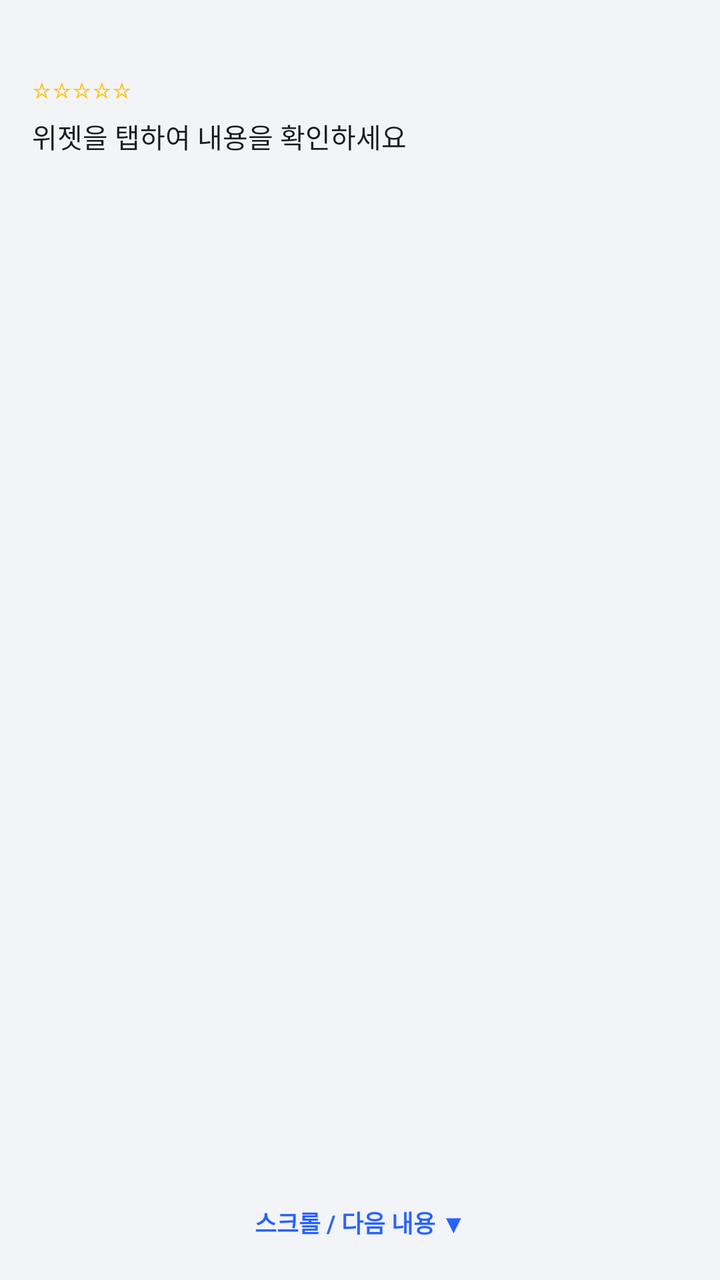
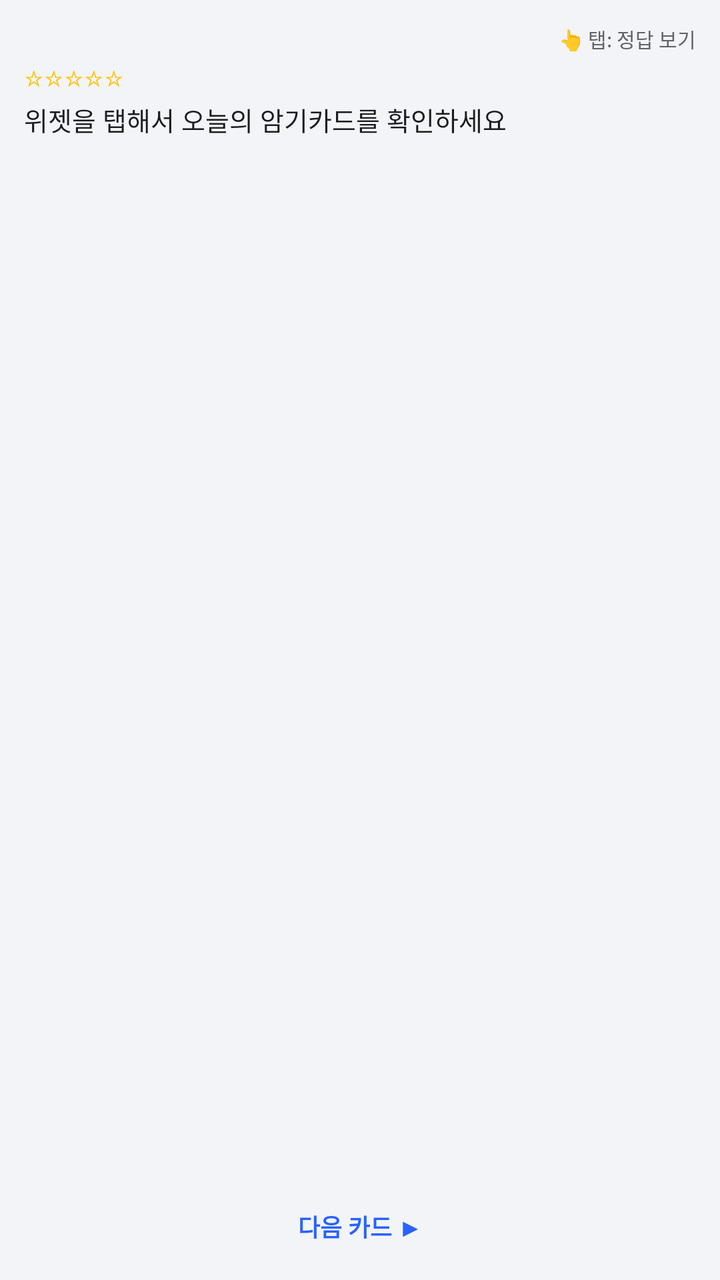

Before-and-after screenshots of an Android layout around one commit, followed by the original layout XML and the change that was made.
<!-- AndroidManifest.xml: application theme Theme.AdminMemo -->
<!-- res/layout/widget_card.xml -->
<?xml version="1.0" encoding="utf-8"?>
<FrameLayout xmlns:android="http://schemas.android.com/apk/res/android"
    android:layout_width="match_parent"
    android:layout_height="match_parent">

    <ImageView
        android:id="@+id/widgetBgImage"
        android:layout_width="match_parent"
        android:layout_height="match_parent"
        android:scaleType="fitXY"
        android:contentDescription="@null"/>

    <LinearLayout
        android:id="@+id/widgetRoot"
        android:layout_width="match_parent"
        android:layout_height="match_parent"
        android:orientation="vertical"
        android:padding="16dp">

        <LinearLayout
            android:id="@+id/widgetHeaderRow"
            android:layout_width="match_parent"
            android:layout_height="wrap_content"
            android:orientation="horizontal"
            android:gravity="center_vertical"
            android:paddingBottom="6dp">

            <TextView
                android:id="@+id/widgetGrade"
                android:layout_width="match_parent"
                android:layout_height="wrap_content"
                android:textColor="#FF6D00"
                android:textSize="11sp"
                android:textStyle="bold"/>
        </LinearLayout>

        <TextView
            android:id="@+id/widgetMemory"
            android:layout_width="wrap_content"
            android:layout_height="wrap_content"
            android:layout_marginBottom="6dp"
            android:textColor="#FFC107"
            android:textSize="11sp"
            android:text="☆☆☆☆☆"/>

        <TextView
            android:id="@+id/widgetText"
            android:layout_width="match_parent"
            android:layout_height="0dp"
            android:layout_weight="1"
            android:textColor="#1A1C1E"
            android:textSize="13.5sp"
            android:lineSpacingExtra="4dp"
            android:gravity="top"
            android:ellipsize="end"
            android:text="위젯을 탭하여 내용을 확인하세요"/>

        <TextView
            android:id="@+id/widgetNext"
            android:layout_width="match_parent"
            android:layout_height="wrap_content"
            android:layout_marginTop="8dp"
            android:gravity="center"
            android:textColor="#2962FF"
            android:textSize="12sp"
            android:textStyle="bold"
            android:padding="4dp"
            android:text="스크롤 / 다음 내용 ▼"/>

    </LinearLayout>
</FrameLayout>
<!-- resources referenced by this layout -->
<resources>
  <style name="Theme.AdminMemo" parent="Theme.MaterialComponents.DayNight.NoActionBar">
          <item name="colorPrimary">@color/primary</item>
          <item name="colorPrimaryDark">@color/primary_dark</item>
          <item name="colorAccent">@color/accent</item>
          <item name="android:windowBackground">@color/bg_screen</item>
      </style>
  <color name="primary">#2962FF</color>
  <color name="primary_dark">#0039CB</color>
  <color name="accent">#FF6D00</color>
  <color name="bg_screen">#F2F4F8</color>
</resources>

<!-- the commit's change to res/layout/widget_card.xml (unified diff, before → after) -->
@@ -15,7 +15,7 @@
         android:layout_width="match_parent"
         android:layout_height="match_parent"
         android:orientation="vertical"
-        android:padding="16dp">
+        android:padding="12dp">
 
         <LinearLayout
             android:id="@+id/widgetHeaderRow"
@@ -23,49 +23,63 @@
             android:layout_height="wrap_content"
             android:orientation="horizontal"
             android:gravity="center_vertical"
-            android:paddingBottom="6dp">
+            android:paddingBottom="4dp">
 
             <TextView
                 android:id="@+id/widgetGrade"
-                android:layout_width="match_parent"
+                android:layout_width="0dp"
                 android:layout_height="wrap_content"
+                android:layout_weight="1"
                 android:textColor="#FF6D00"
                 android:textSize="11sp"
                 android:textStyle="bold"/>
+
+            <TextView
+                android:id="@+id/widgetHint"
+                android:layout_width="wrap_content"
+                android:layout_height="wrap_content"
+                android:textColor="#5F6368"
+                android:textSize="10sp"
+                android:text="👆 탭: 정답 보기"/>
         </LinearLayout>
 
         <TextView
             android:id="@+id/widgetMemory"
             android:layout_width="wrap_content"
             android:layout_height="wrap_content"
-            android:layout_marginBottom="6dp"
+            android:layout_marginBottom="4dp"
             android:textColor="#FFC107"
             android:textSize="11sp"
             android:text="☆☆☆☆☆"/>
 
-        <TextView
-            android:id="@+id/widgetText"
+        <ScrollView
             android:layout_width="match_parent"
             android:layout_height="0dp"
             android:layout_weight="1"
-            android:textColor="#1A1C1E"
-            android:textSize="13.5sp"
-            android:lineSpacingExtra="4dp"
-            android:gravity="top"
-            android:ellipsize="end"
-            android:text="위젯을 탭하여 내용을 확인하세요"/>
+            android:fillViewport="true"
+            android:scrollbars="vertical">
+
+            <TextView
+                android:id="@+id/widgetText"
+                android:layout_width="match_parent"
+                android:layout_height="wrap_content"
+                android:textColor="#1A1C1E"
+                android:textSize="13sp"
+                android:lineSpacingExtra="3dp"
+                android:text="위젯을 탭해서 오늘의 암기카드를 확인하세요"/>
+        </ScrollView>
 
         <TextView
             android:id="@+id/widgetNext"
             android:layout_width="match_parent"
             android:layout_height="wrap_content"
-            android:layout_marginTop="8dp"
+            android:layout_marginTop="6dp"
             android:gravity="center"
             android:textColor="#2962FF"
             android:textSize="12sp"
             android:textStyle="bold"
-            android:padding="4dp"
-            android:text="스크롤 / 다음 내용 ▼"/>
+            android:padding="6dp"
+            android:text="다음 카드 ▶"/>
 
     </LinearLayout>
 </FrameLayout>
